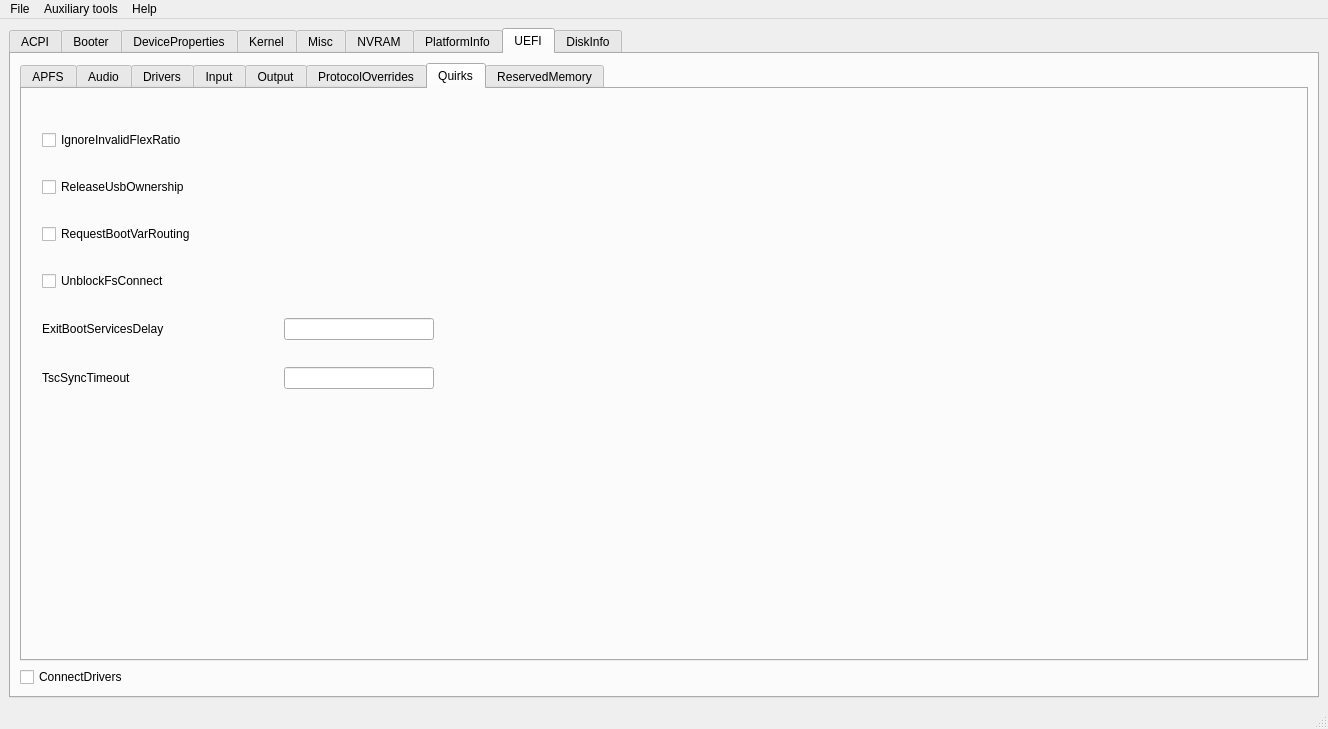
ic005k/OCAuxiliaryTools, file mainwindow.ui: the form before one commit.
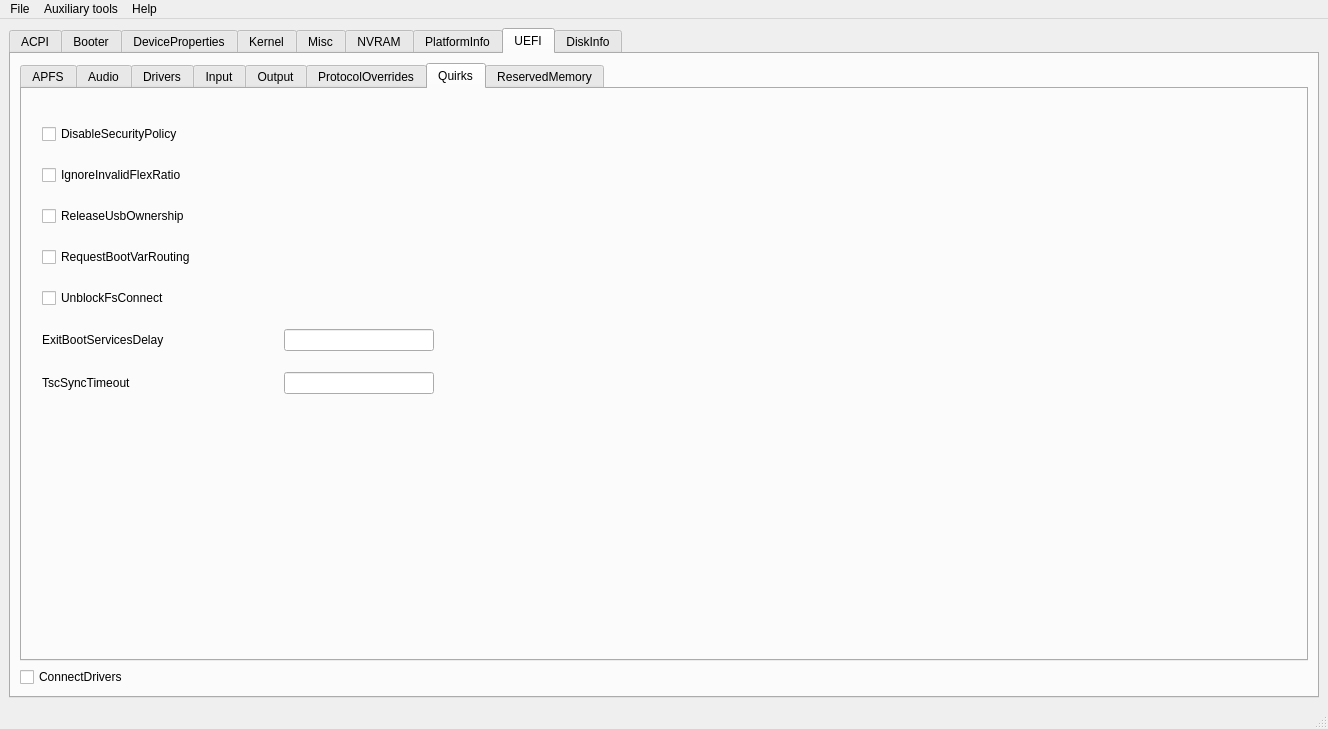
The form after the commit. The open tabs and pages were chosen to show the change. Icons and pictures are not drawn.

```diff
--- a/mainwindow.ui
+++ b/mainwindow.ui
@@ -6767,7 +6767,21 @@
              </rect>
             </property>
             <layout class="QGridLayout" name="gridLayout_31">
-             <item row="6" column="0">
+             <item row="4" column="0">
+              <widget class="QCheckBox" name="chkUnblockFsConnect">
+               <property name="toolTip">
+                <string>Note: The quirk is mostly relevant for select HP laptops with no drives listed.</string>
+               </property>
+               <property name="statusTip">
+                <string>Some firmwares block partition handles by opening them in By Driver mode, which results in File
+ System protocols being unable to install.</string>
+               </property>
+               <property name="text">
+                <string>UnblockFsConnect</string>
+               </property>
+              </widget>
+             </item>
+             <item row="7" column="0">
               <widget class="QLabel" name="label_29">
                <property name="toolTip">
                 <string>The primary purpose of this quirk is to enable early bootstrap TSC synchronisation on some server and laptop
@@ -6790,7 +6804,71 @@
                </property>
               </widget>
              </item>
-             <item row="4" column="0">
+             <item row="2" column="0">
+              <widget class="QCheckBox" name="chkReleaseUsbOwnership">
+               <property name="toolTip">
+                <string>Attempt to detach USB controller ownership from the firmware driver. While most firmwares
+manage to properly do that, or at least have an option for, select firmwares do not. As a result, operating system
+may freeze upon boot. Not recommended unless required.</string>
+               </property>
+               <property name="statusTip">
+                <string>Attempt to detach USB controller ownership from the firmware driver. While most firmwares
+ manage to properly do that, or at least have an option for, select firmwares do not. As a result, operating system
+ may freeze upon boot. Not recommended unless required.</string>
+               </property>
+               <property name="text">
+                <string>ReleaseUsbOwnership</string>
+               </property>
+              </widget>
+             </item>
+             <item row="1" column="0">
+              <widget class="QCheckBox" name="chkIgnoreInvalidFlexRatio">
+               <property name="toolTip">
+                <string>Note: While the option is not supposed to induce harm on unaffected firmwares, its usage is not recommended
+when it is not required.</string>
+               </property>
+               <property name="statusTip">
+                <string>Select firmwares, namely APTIO IV, may contain invalid values in MSR_FLEX_RATIO (0x194) MSR
+ register. These values may cause macOS boot failure on Intel platforms.</string>
+               </property>
+               <property name="text">
+                <string>IgnoreInvalidFlexRatio</string>
+               </property>
+              </widget>
+             </item>
+             <item row="5" column="1">
+              <widget class="QLineEdit" name="editExitBootServicesDelay">
+               <property name="minimumSize">
+                <size>
+                 <width>150</width>
+                 <height>0</height>
+                </size>
+               </property>
+               <property name="maximumSize">
+                <size>
+                 <width>150</width>
+                 <height>16777215</height>
+                </size>
+               </property>
+              </widget>
+             </item>
+             <item row="7" column="1">
+              <widget class="QLineEdit" name="editTscSyncTimeout">
+               <property name="minimumSize">
+                <size>
+                 <width>150</width>
+                 <height>0</height>
+                </size>
+               </property>
+               <property name="maximumSize">
+                <size>
+                 <width>150</width>
+                 <height>16777215</height>
+                </size>
+               </property>
+              </widget>
+             </item>
+             <item row="5" column="0">
               <widget class="QLabel" name="label_28">
                <property name="toolTip">
                 <string>This is a very ugly quirk to circumvent &quot;Still waiting for root device&quot; message on select APTIO IV firmwares,
@@ -6806,22 +6884,7 @@
                </property>
               </widget>
              </item>
-             <item row="0" column="0">
-              <widget class="QCheckBox" name="chkIgnoreInvalidFlexRatio">
-               <property name="toolTip">
-                <string>Note: While the option is not supposed to induce harm on unaffected firmwares, its usage is not recommended
-when it is not required.</string>
-               </property>
-               <property name="statusTip">
-                <string>Select firmwares, namely APTIO IV, may contain invalid values in MSR_FLEX_RATIO (0x194) MSR
- register. These values may cause macOS boot failure on Intel platforms.</string>
-               </property>
-               <property name="text">
-                <string>IgnoreInvalidFlexRatio</string>
-               </property>
-              </widget>
-             </item>
-             <item row="2" column="0">
+             <item row="3" column="0">
               <widget class="QCheckBox" name="chkRequestBootVarRouting">
                <property name="toolTip">
                 <string>This quirk requires OC_FIRMWARE_RUNTIME protocol implemented in OpenRuntime.efi. The quirk lets default
@@ -6838,8 +6901,8 @@
                </property>
               </widget>
              </item>
-             <item row="3" column="0">
-              <widget class="QCheckBox" name="chkUnblockFsConnect">
+             <item row="0" column="0">
+              <widget class="QCheckBox" name="chkDisableSecurityPolicy">
                <property name="toolTip">
                 <string>Note: The quirk is mostly relevant for select HP laptops with no drives listed.</string>
                </property>
@@ -6848,56 +6911,7 @@
  System protocols being unable to install.</string>
                </property>
                <property name="text">
-                <string>UnblockFsConnect</string>
-               </property>
-              </widget>
-             </item>
-             <item row="1" column="0">
-              <widget class="QCheckBox" name="chkReleaseUsbOwnership">
-               <property name="toolTip">
-                <string>Attempt to detach USB controller ownership from the firmware driver. While most firmwares
-manage to properly do that, or at least have an option for, select firmwares do not. As a result, operating system
-may freeze upon boot. Not recommended unless required.</string>
-               </property>
-               <property name="statusTip">
-                <string>Attempt to detach USB controller ownership from the firmware driver. While most firmwares
- manage to properly do that, or at least have an option for, select firmwares do not. As a result, operating system
- may freeze upon boot. Not recommended unless required.</string>
-               </property>
-               <property name="text">
-                <string>ReleaseUsbOwnership</string>
-               </property>
-              </widget>
-             </item>
-             <item row="4" column="1">
-              <widget class="QLineEdit" name="editExitBootServicesDelay">
-               <property name="minimumSize">
-                <size>
-                 <width>150</width>
-                 <height>0</height>
-                </size>
-               </property>
-               <property name="maximumSize">
-                <size>
-                 <width>150</width>
-                 <height>16777215</height>
-                </size>
-               </property>
-              </widget>
-             </item>
-             <item row="6" column="1">
-              <widget class="QLineEdit" name="editTscSyncTimeout">
-               <property name="minimumSize">
-                <size>
-                 <width>150</width>
-                 <height>0</height>
-                </size>
-               </property>
-               <property name="maximumSize">
-                <size>
-                 <width>150</width>
-                 <height>16777215</height>
-                </size>
+                <string>DisableSecurityPolicy</string>
                </property>
               </widget>
              </item>
```
Left out of the diff: 10 changed lines with no effect on the pictures.
